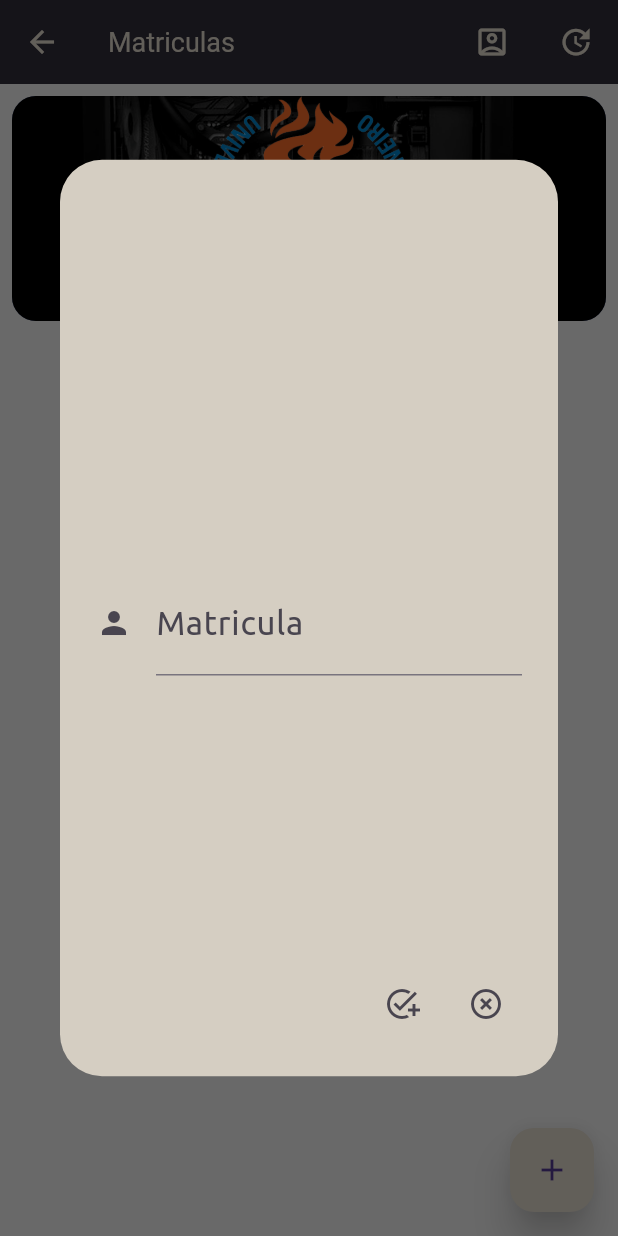
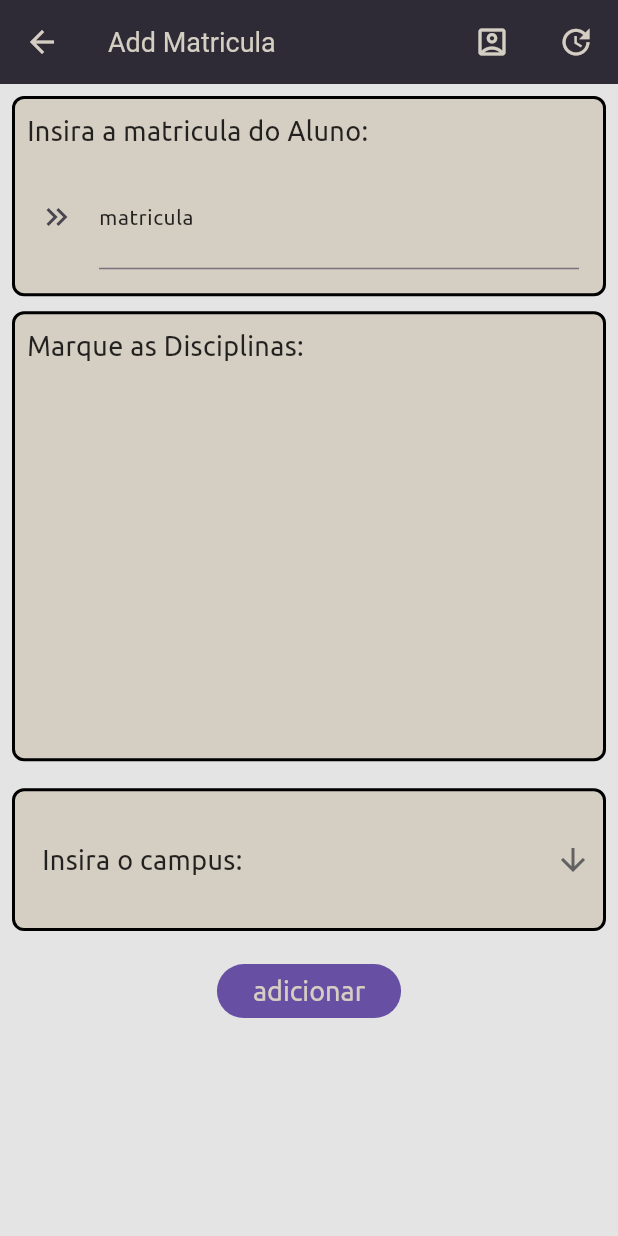
Before and after one commit to DanielBrown1998/USM_Flutter, a Flutter app: the MatriculaScreen screen opened by its route, after a tap on the "add" icon, on a phone screen of 412 x 824 dp. Run offline on Flutter 3.47's test engine with Material 3 defaults, Android fonts, the light colour scheme and no system bars; our stand-ins replace cloud_firestore, date_field, firebase_auth, firebase_core, lottie; accounts and stored records are empty; project files that could hold a hidden picture were left out.

Commit message:
feat: constriuindo a add_matricula_screen

```diff
--- a/app/lib/controllers/matricula_controllers.dart
+++ b/app/lib/controllers/matricula_controllers.dart
@@ -21,6 +21,11 @@ class MatriculaController with ChangeNotifier {
     return null;
   }
 
+  Future<bool> setMatricula(Matricula matricula) async {
+    FirebaseFirestore firestore = await FirebaseService.initializeFirebase();
+    return await MatriculaService.setMatricula(firestore, matricula);
+  }
+
   Future<List<Matricula>> getAllMatriculas() async {
     FirebaseFirestore firestore = await FirebaseService.initializeFirebase();
     return await MatriculaService.getAllMatriculas(firestore);
--- a/app/lib/main.dart
+++ b/app/lib/main.dart
@@ -5,6 +5,7 @@ import 'package:app/controllers/disciplinas_controllers.dart';
 import 'package:app/controllers/monitoria_controllers.dart';
 import 'package:app/controllers/user_controllers.dart';
 import 'package:app/controllers/matricula_controllers.dart';
+import 'package:app/screen/add_matriculas_screen.dart';
 import 'package:app/screen/authentication/authenticate_screen.dart';
 
 import 'package:app/screen/config/config_screen.dart';
@@ -102,6 +103,7 @@ class USMApp extends StatelessWidget {
         Routes.searchStudent: (context) => SearchStudentScreen(),
         Routes.monitorias: (context) => MonitoriasSreen(),
         Routes.matriculas: (context) => MatriculaScreen(),
+        Routes.addMatriculas: (context) => AddMatriculasScreen(),
         Routes.config: (context) => ConfigScreen(),
       },
     );
--- /dev/null
+++ b/app/lib/screen/add_matriculas_screen.dart
@@ -0,0 +1,146 @@
+import 'package:app/controllers/matricula_controllers.dart';
+import 'package:app/models/disciplinas.dart';
+import 'package:app/models/matricula.dart';
+import 'package:app/widgets/appbar.dart';
+import 'package:app/widgets/drop_down_button_campus.dart';
+import 'package:app/widgets/show_disciplinas_at_radio_button.dart';
+import 'package:flutter/material.dart';
+import 'package:provider/provider.dart';
+
+class AddMatriculasScreen extends StatefulWidget {
+  const AddMatriculasScreen({super.key});
+
+  @override
+  State<AddMatriculasScreen> createState() => _AddMatriculasScreenState();
+}
+
+class _AddMatriculasScreenState extends State<AddMatriculasScreen> {
+  final _formKey = GlobalKey<FormState>();
+  // Os controladores e as listas de estado devem ser declarados aqui, fora do método build.
+  final _matriculaController = TextEditingController();
+  String? _selectedCampus;
+  List<Disciplina> _selectedDisciplinas = [];
+
+  @override
+  void dispose() {
+    // É uma boa prática descartar os controladores quando o widget for removido.
+    _matriculaController.dispose();
+    super.dispose();
+  }
+
+  @override
+  Widget build(BuildContext context) {
+    final theme = Theme.of(context);
+    // final media = Theme.of(context);
+    return Scaffold(
+      backgroundColor: theme.scaffoldBackgroundColor,
+      appBar: USMAppBar.appBar(context, "Add Matricula"),
+      body: SingleChildScrollView(
+        child: Consumer<MatriculaController>(
+          builder: (context, value, _) {
+            return Padding(
+              padding: const EdgeInsets.all(8.0),
+              child: Form(
+                key: _formKey,
+                child: Column(
+                  mainAxisAlignment: MainAxisAlignment.spaceEvenly,
+                  crossAxisAlignment: CrossAxisAlignment.center,
+                  spacing: 10,
+                  children: [
+                    Container(
+                      decoration: BoxDecoration(
+                        color: theme.primaryColor,
+                        borderRadius: BorderRadius.circular(8),
+                        border: Border.all(width: 2),
+                      ),
+                      child: Padding(
+                        padding: const EdgeInsets.all(8.0),
+                        child: Column(
+                          textDirection: TextDirection.ltr,
+                          spacing: 2,
+                          crossAxisAlignment: CrossAxisAlignment.start,
+                          mainAxisAlignment: MainAxisAlignment.center,
+                          children: [
+                            Text(
+                              "Insira a matricula do Aluno: ",
+                              style: theme.textTheme.bodyMedium,
+                            ),
+                            Padding(
+                              padding: const EdgeInsets.all(8.0),
+                              child: TextFormField(
+                                validator: (value) {
+                                  if (value == null || value.isEmpty) {
+                                    return "a matricula e obrigatoria";
+                                  }
+                                  if (value.length != 12) {
+                                    return "a matricula deve possuir 12 algarismos";
+                                  }
+                                  return null;
+                                },
+                                controller: _matriculaController,
+                                decoration: InputDecoration(
+                                  hintText: "Insira a matricula",
+                                  hintStyle: theme.textTheme.bodySmall,
+                                  icon: Icon(
+                                      Icons.keyboard_double_arrow_right_sharp),
+                                  label: Text(
+                                    "matricula",
+                                    style: theme.textTheme.bodySmall,
+                                  ),
+                                ),
+                              ),
+                            ),
+                          ],
+                        ),
+                      ),
+                    ),
+                    ShowDisciplinasAtRadioButton(
+                      // Atribui a lista de disciplinas selecionadas à variável de estado.
+                      onDisciplinasChanged: (List<Disciplina> disciplinas) {
+                        _selectedDisciplinas = disciplinas;
+                      },
+                    ),
+                    DropDownButtonCampus(
+                      // Atribui o campus selecionado à variável de estado.
+                      onCampusChanged: (String? campus) {
+                        _selectedCampus = campus;
+                      },
+                    ),
+                    FilledButton(
+                      style:
+                          ButtonStyle(visualDensity: VisualDensity.comfortable),
+                      onPressed: () async {
+                        if (_formKey.currentState!.validate()) {
+                          if (value.getMatricula(_matriculaController.text) !=
+                              null) {
+                            ScaffoldMessenger.of(context).showSnackBar(SnackBar(
+                                content: Text("matricula JA cadastrada!!!")));
+                          } else {
+                            Matricula matricula = Matricula(
+                                disciplinas: _selectedDisciplinas,
+                                matricula: _matriculaController.text,
+                                campus: _selectedCampus!);
+                            bool isAdd = await value.setMatricula(matricula);
+                            if (!context.mounted) return;
+                            ScaffoldMessenger.of(context).showSnackBar(SnackBar(
+                                content: Text((isAdd)
+                                    ? "matricula ${matricula.matricula} cadastrada com sucesso!"
+                                    : "Houve um erro, tente novamente mais tarde!")));
+                          }
+                        }
+                      },
+                      child: Text(
+                        "adicionar",
+                        style: theme.textTheme.displayMedium,
+                      ),
+                    ),
+                  ],
+                ),
+              ),
+            );
+          },
+        ),
+      ),
+    );
+  }
+}
--- a/app/lib/screen/matricula_screen.dart
+++ b/app/lib/screen/matricula_screen.dart
@@ -1,4 +1,4 @@
-import 'package:app/widgets/alert_dialog.dart';
+import 'package:app/utils/routes/routes.dart';
 import 'package:app/widgets/appbar.dart';
 import 'package:app/widgets/header.dart';
 import 'package:app/controllers/matricula_controllers.dart';
@@ -15,6 +15,7 @@ class MatriculaScreen extends StatefulWidget {
 class _MatriculaScreenState extends State<MatriculaScreen> {
   @override
   Widget build(BuildContext context) {
+    final theme = Theme.of(context);
     return Scaffold(
       appBar: USMAppBar.appBar(context, "Matriculas"),
       body: Column(
@@ -41,14 +42,42 @@ class _MatriculaScreenState extends State<MatriculaScreen> {
                         itemCount: snapshot.data!.length,
                         itemBuilder: (context, index) {
                           Matricula data = snapshot.data![index];
-                          return Dismissible(
+                          return Padding(
+                            padding: const EdgeInsets.all(8.0),
+                            child: Dismissible(
+                              background: Container(
+                                decoration: BoxDecoration(
+                                    color: theme.colorScheme.primary),
+                                child: Center(
+                                    child: Padding(
+                                  padding: const EdgeInsets.symmetric(
+                                      horizontal: 16.0),
+                                  child: Row(
+                                    mainAxisAlignment: MainAxisAlignment.end,
+                                    spacing: 5,
+                                    children: [
+                                      Text(
+                                        "atualizar",
+                                        style: theme.textTheme.displaySmall,
+                                      ),
+                                      Icon(
+                                        Icons.update,
+                                        color: theme.primaryColor,
+                                      ),
+                                    ],
+                                  ),
+                                )),
+                              ),
+                              direction: DismissDirection.endToStart,
                               key: Key(data.matricula),
                               child: ListTile(
-                              tileColor: Theme.of(context).primaryColor,
+                                leading: Icon(Icons.arrow_back_sharp),
+                                tileColor: theme.primaryColor,
                                 onTap: () {},
                                 title: Text(data.matricula),
                                 subtitle: Text(
                                     "numero de disciplinas: ${data.disciplinas.length.toString()}"),
+                              ),
                             ),
                           );
                         },
@@ -71,11 +100,10 @@ class _MatriculaScreenState extends State<MatriculaScreen> {
       ),
       floatingActionButton: FloatingActionButton(
         key: Key("add_matricula"),
-        backgroundColor: Theme.of(context).primaryColor,
+        backgroundColor: theme.primaryColor,
         onPressed: () async {
           if (context.mounted) {
-            // dynamic value =
-            await alertDialogAddMatricula(context);
+            await Navigator.pushNamed(context, Routes.addMatriculas);
           }
         },
         elevation: 10,
--- a/app/lib/services/matricula_service.dart
+++ b/app/lib/services/matricula_service.dart
@@ -5,7 +5,8 @@ import 'package:cloud_firestore/cloud_firestore.dart';
 class MatriculaService {
   static Future<Matricula> getDataMatriculaByNumberMatricula(
       {required FirebaseFirestore firestore, required String matricula}) async {
-    var snapshot = await firestore.collection("matriculas").doc(matricula).get();
+    var snapshot =
+        await firestore.collection("matriculas").doc(matricula).get();
     if (snapshot.data() == null) {
       throw UserNotFoundException("User with matricula $matricula not found.");
     }
@@ -22,4 +23,17 @@ class MatriculaService {
     }
     return matriculas;
   }
+
+  static Future<bool> setMatricula(
+      FirebaseFirestore firestore, Matricula matricula) async {
+    try {
+      await firestore
+          .collection("matriculas")
+          .doc(matricula.matricula)
+          .set(matricula.toMap());
+      return true;
+    } on FirebaseException catch (_) {
+      return false;
+    }
+  }
 }
--- a/app/lib/utils/routes/routes.dart
+++ b/app/lib/utils/routes/routes.dart
@@ -7,6 +7,7 @@ class Routes {
   static String searchStudent = "/search_student";
   static String monitorias = "/monitorias";
   static String matriculas = "/matriculas";
+  static String addMatriculas = "/add_matriculas";
   static String config = "/config";
   static String configDays = "$config/days";
   static String configDisciplina = "$config/disciplinas";
--- a/app/lib/widgets/alert_dialog.dart
+++ b/app/lib/widgets/alert_dialog.dart
@@ -6,7 +6,6 @@ import 'package:app/models/user.dart';
 import 'package:app/controllers/monitoria_controllers.dart';
 import 'package:app/controllers/user_controllers.dart';
 import 'package:app/utils/utils_add_monitoria.dart';
-import 'package:app/utils/theme/theme.dart';
 import 'package:app/utils/constants/constants.dart';
 
 import 'package:flutter/material.dart';
@@ -274,60 +273,3 @@ Future<dynamic> alertDialogAddMonitoria(BuildContext context) {
     },
   );
 }
-
-Future<dynamic> alertDialogAddMatricula(BuildContext context) {
-  TextEditingController matricula = TextEditingController();
-
-  AlertDialog alert = AlertDialog(
-    content: SizedBox(
-        height: MediaQuery.of(context).size.height * 0.5,
-        width: MediaQuery.of(context).size.width * 0.8,
-        child: Column(
-          crossAxisAlignment: CrossAxisAlignment.start,
-          mainAxisAlignment: MainAxisAlignment.center,
-          children: [
-            TextField(
-              controller: matricula,
-              decoration: InputDecoration(
-                labelText: "Matricula",
-                icon: Icon(Icons.person),
-              ),
-            ),
-          ],
-        )),
-    actions: [
-      IconButton(
-        onPressed: () async {
-          if (!context.mounted) return;
-          Navigator.pop(context, true);
-        },
-        icon: Icon(Icons.add_task),
-      ),
-      IconButton(
-        onPressed: () async {
-          if (!context.mounted) return;
-          Navigator.pop(context, false);
-        },
-        icon: Icon(Icons.highlight_remove_sharp),
-      )
-    ],
-    alignment: Alignment.center,
-    backgroundColor: Theme.of(context).primaryColor,
-    title: Text("Add Matricula"),
-    titleTextStyle: TextStyle(
-      color: ThemeUSM.whiteColor,
-      fontSize: 20,
-      fontWeight: FontWeight.bold,
-    ),
-    elevation: 10,
-    icon: Icon(Icons.add),
-    iconColor: ThemeUSM.whiteColor,
-  );
-
-  return showDialog(
-    context: context,
-    builder: (BuildContext context) {
-      return alert;
-    },
-  );
-}
--- a/app/lib/widgets/body.dart
+++ b/app/lib/widgets/body.dart
@@ -75,11 +75,12 @@ class MonitoriaView extends StatefulWidget {
 class _MonitoriaViewState extends State<MonitoriaView> {
   @override
   Widget build(BuildContext context) {
+    final theme = Theme.of(context);
     return Padding(
       padding: const EdgeInsets.all(8.0),
       child: Container(
         decoration: BoxDecoration(
-          color: Theme.of(context).primaryColor,
+          color: theme.primaryColor,
           borderRadius: BorderRadius.circular(8.0),
           border: Border.all(
             color: ThemeUSM.blackColor,
--- /dev/null
+++ b/app/lib/widgets/drop_down_button_campus.dart
@@ -0,0 +1,80 @@
+// ignore_for_file: public_member_api_docs, sort_constructors_first
+import 'package:app/utils/constants/constants.dart';
+import 'package:flutter/material.dart';
+
+// ignore: must_be_immutable
+class DropDownButtonCampus extends StatefulWidget {
+  final String? campus;
+  final ValueChanged<String?> onCampusChanged;
+  const DropDownButtonCampus({
+    super.key,
+    this.campus,
+    required this.onCampusChanged,
+  });
+
+  @override
+  State<DropDownButtonCampus> createState() => _DropDownButtonCampusState();
+}
+
+class _DropDownButtonCampusState extends State<DropDownButtonCampus> {
+  final List<String> allCampus = Campus.allCampus;
+  String? _selectedCampus;
+
+  @override
+  void initState() {
+    super.initState();
+    _selectedCampus = widget.campus;
+  }
+
+  @override
+  Widget build(BuildContext context) {
+    final theme = Theme.of(context);
+    return Container(
+      margin: const EdgeInsets.symmetric(vertical: 8),
+      decoration: BoxDecoration(
+        border: Border.all(width: 2),
+        borderRadius: BorderRadius.circular(8),
+        color: theme.primaryColor,
+      ),
+      child: Padding(
+        padding: const EdgeInsets.all(8.0),
+        child: DropdownButtonFormField<String>(
+          value: _selectedCampus,
+          isExpanded: true,
+          // Define uma altura máxima para o menu dropdown
+          menuMaxHeight: 300.0,
+          borderRadius: BorderRadius.circular(8),
+          dropdownColor: theme.primaryColor,
+          style: theme.textTheme.bodyMedium,
+          elevation: 10,
+          validator: (value) {
+            if (value == null || value.isEmpty) return "Insira um campus";
+            return null;
+          },
+          icon: const Icon(Icons.arrow_downward),
+          decoration: InputDecoration(
+            labelText: "Insira o campus:",
+            labelStyle: theme.textTheme.bodyMedium,
+            // Controla a altura do campo
+            contentPadding:
+                const EdgeInsets.symmetric(vertical: 16.0, horizontal: 10.0),
+            border: InputBorder.none, // Remove a borda padrão do FormField
+          ),
+          items: allCampus.map((String campus) {
+            return DropdownMenuItem<String>(
+              value: campus,
+              // Simplificando o item para melhor controle de layout e performance
+              child: Center(child: Text(campus)),
+            );
+          }).toList(),
+          onChanged: (value) {
+            setState(() {
+              _selectedCampus = value;
+            });
+            widget.onCampusChanged(value);
+          },
+        ),
+      ),
+    );
+  }
+}
--- /dev/null
+++ b/app/lib/widgets/show_disciplinas_at_radio_button.dart
@@ -0,0 +1,95 @@
+import 'package:app/controllers/disciplinas_controllers.dart';
+import 'package:app/models/disciplinas.dart';
+import 'package:flutter/material.dart';
+import 'package:provider/provider.dart';
+
+class ShowDisciplinasAtRadioButton extends StatefulWidget {
+  final List<Disciplina>? disciplinas;
+  final ValueChanged<List<Disciplina>> onDisciplinasChanged;
+  final double height;
+  const ShowDisciplinasAtRadioButton(
+      {super.key,
+      this.disciplinas,
+      required this.onDisciplinasChanged,
+      this.height = 350});
+
+  @override
+  State<ShowDisciplinasAtRadioButton> createState() =>
+      _ShowDisciplinasAtRadioButtonState();
+}
+
+class _ShowDisciplinasAtRadioButtonState
+    extends State<ShowDisciplinasAtRadioButton> {
+  late List<Disciplina>? _disciplinasChanged;
+
+  @override
+  void initState() {
+    super.initState();
+    _disciplinasChanged = widget.disciplinas ?? [];
+  }
+
+  @override
+  Widget build(BuildContext context) {
+    final theme = Theme.of(context);
+    return Consumer<DisciplinasController>(
+      builder: (context, value, _) {
+        return SingleChildScrollView(
+          child: Container(
+            decoration: BoxDecoration(
+                border: Border.all(width: 2),
+                borderRadius: BorderRadius.all(Radius.elliptical(8, 8)),
+                color: theme.primaryColor,
+                shape: BoxShape.rectangle),
+            height: 300,
+            child: Padding(
+              padding: const EdgeInsets.all(8.0),
+              child: Column(
+                crossAxisAlignment: CrossAxisAlignment.start,
+                mainAxisAlignment: MainAxisAlignment.center,
+                textDirection: TextDirection.ltr,
+                children: [
+                  SizedBox(
+                    height: 30,
+                    child: Text(
+                      "Marque as Disciplinas:",
+                      style: theme.textTheme.bodyMedium,
+                      textAlign: TextAlign.left,
+                    ),
+                  ),
+                  Expanded(
+                    child: ListView.builder(
+                      itemBuilder: (context, index) {
+                        final disciplina = value.disciplinas[index];
+                        final isSelected =
+                            _disciplinasChanged!.contains(disciplina);
+                        return CheckboxListTile(
+                          value: isSelected,
+                          controlAffinity: ListTileControlAffinity.platform,
+                          title: Text(
+                            disciplina.nome,
+                            style: theme.textTheme.bodySmall,
+                          ),
+                          onChanged: (bool? checked) {
+                            setState(() {
+                              if (checked == true) {
+                                _disciplinasChanged!.add(disciplina);
+                              } else {
+                                _disciplinasChanged!.remove(disciplina);
+                              }
+                              widget.onDisciplinasChanged(_disciplinasChanged!);
+                            });
+                          },
+                        );
+                      },
+                      itemCount: value.disciplinas.length,
+                    ),
+                  ),
+                ],
+              ),
+            ),
+          ),
+        );
+      },
+    );
+  }
+}
```
Also changed, not shown: 4 other files. Lines whose indentation alone changed are shown as unchanged.
